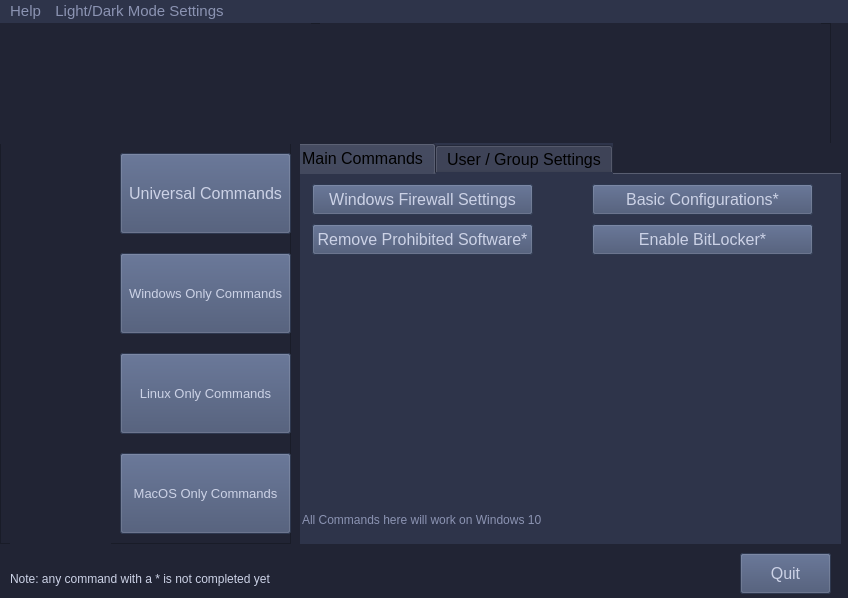
The window that GUIs/ScriptRunnerPyQt5_GUI/PyUIs/MainMenu2.ui (vipersniper0501/CP_Scripts2) describes before a commit, drawn with Qt 5.
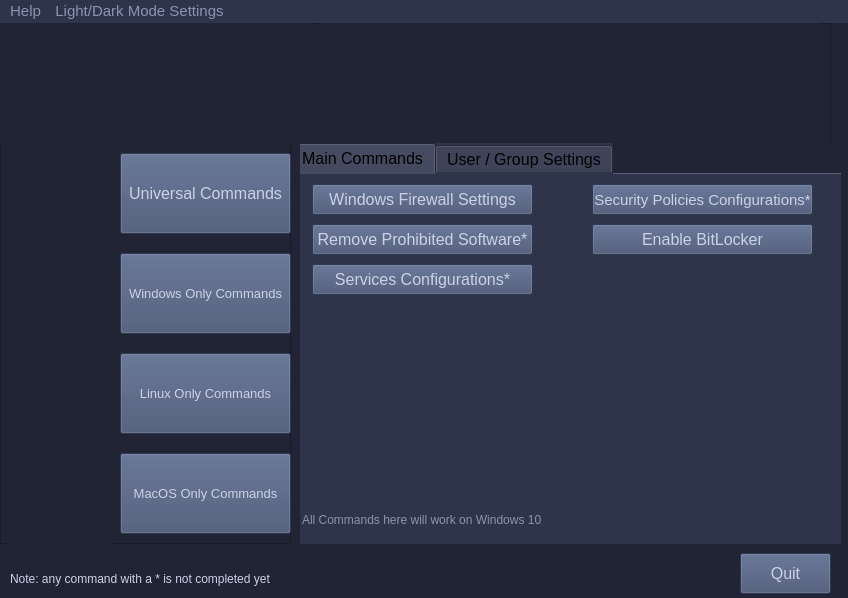
The same window after the commit. The open tabs and pages were chosen to show the change. Icons and pictures are not drawn.

Patch:
```diff
--- a/GUIs/ScriptRunnerPyQt5_GUI/PyUIs/MainMenu2.ui
+++ b/GUIs/ScriptRunnerPyQt5_GUI/PyUIs/MainMenu2.ui
@@ -463,14 +463,14 @@
         </property>
         <property name="font">
          <font>
-          <pointsize>12</pointsize>
+          <pointsize>11</pointsize>
          </font>
         </property>
         <property name="styleSheet">
          <string notr="true">background-color: #414E6E;color: #CCD2E6;</string>
         </property>
         <property name="text">
-         <string>Basic Configurations*</string>
+         <string>Security Policies Configurations*</string>
         </property>
        </widget>
        <widget class="QPushButton" name="rmvprosoftbutton_2">
@@ -552,7 +552,28 @@
          <string notr="true">background-color: #414E6E;color: #CCD2E6;</string>
         </property>
         <property name="text">
-         <string>Enable BitLocker*</string>
+         <string>Enable BitLocker</string>
+        </property>
+       </widget>
+       <widget class="QPushButton" name="servicesConfButton_4">
+        <property name="geometry">
+         <rect>
+          <x>20</x>
+          <y>90</y>
+          <width>221</width>
+          <height>31</height>
+         </rect>
+        </property>
+        <property name="font">
+         <font>
+          <pointsize>12</pointsize>
+         </font>
+        </property>
+        <property name="styleSheet">
+         <string notr="true">background-color: #414E6E;color: #CCD2E6;</string>
+        </property>
+        <property name="text">
+         <string>Services Configurations*</string>
         </property>
        </widget>
       </widget>
```
Left out of the diff: 10 changed lines with no effect on the pictures.
